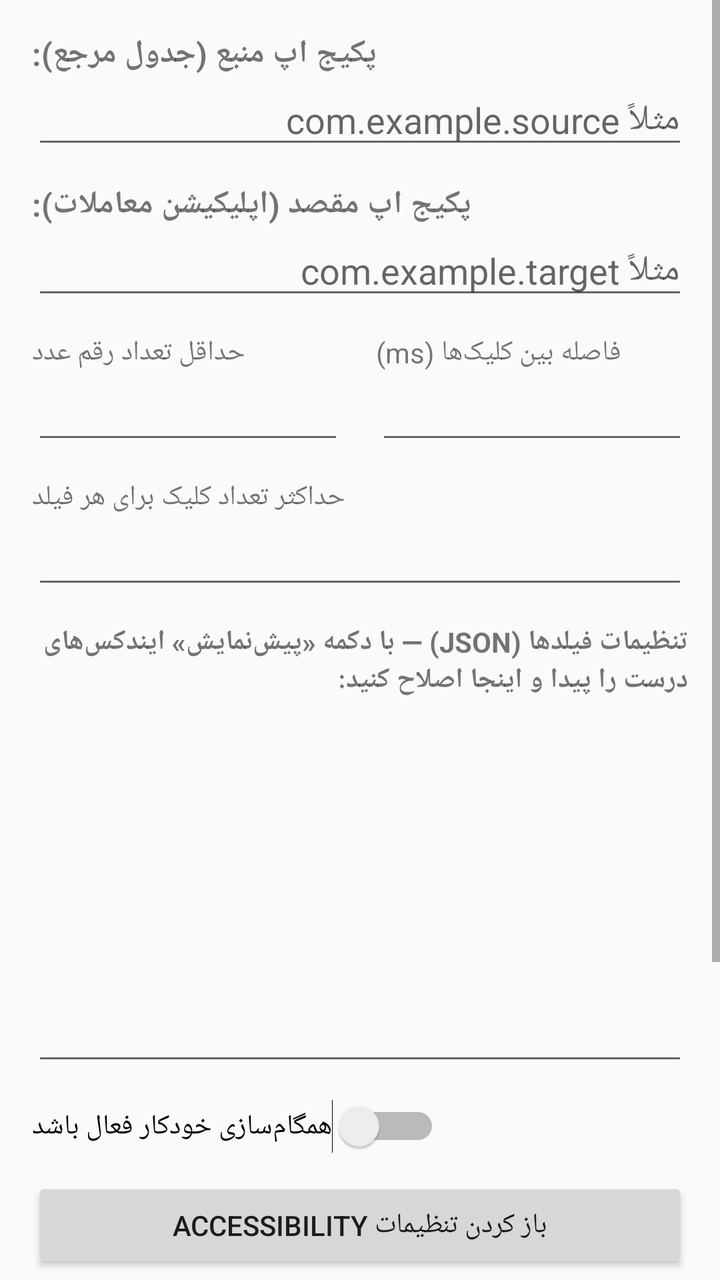
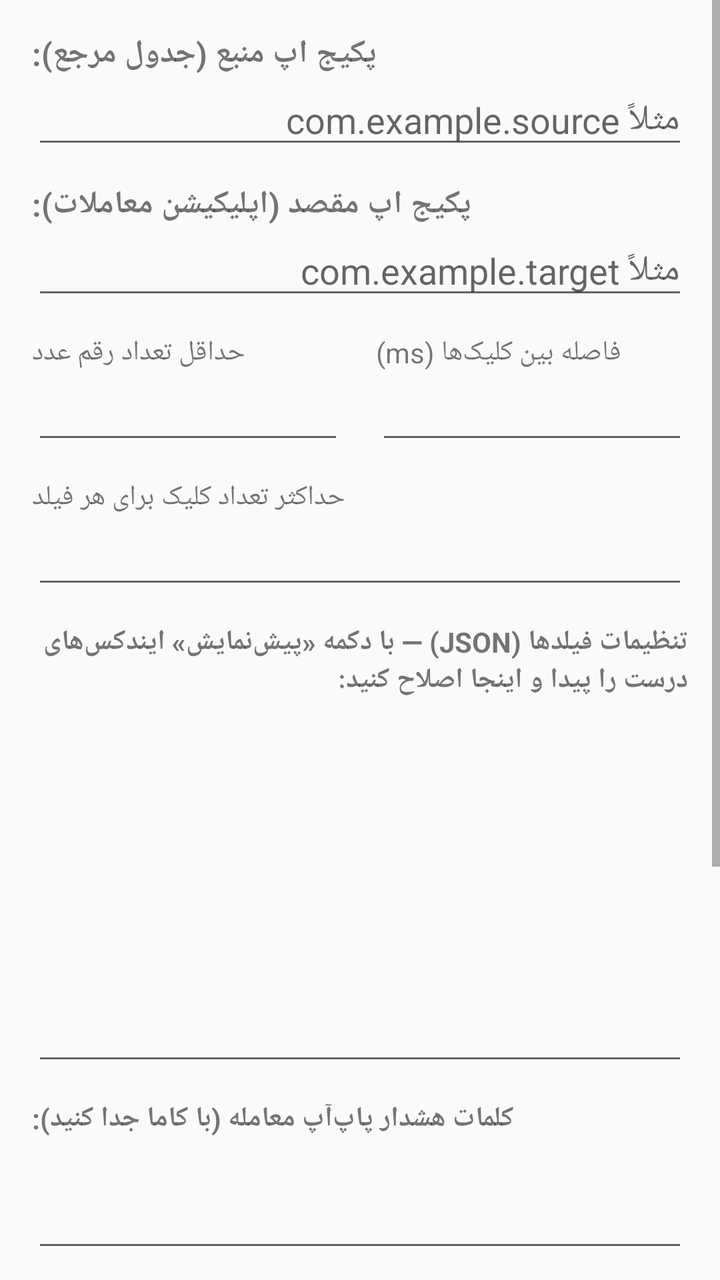

An Android layout rendered at two revisions. The XML below is the earlier revision; the diff shows what the commit changed to produce the second picture.
<!-- AndroidManifest.xml: application theme android:Theme.Material.Light.DarkActionBar -->
<!-- res/layout/activity_main.xml -->
<?xml version="1.0" encoding="utf-8"?>
<ScrollView xmlns:android="http://schemas.android.com/apk/res/android"
    android:layout_width="match_parent"
    android:layout_height="match_parent">

    <LinearLayout
        android:layout_width="match_parent"
        android:layout_height="wrap_content"
        android:orientation="vertical"
        android:padding="16dp">

        <TextView
            android:layout_width="wrap_content"
            android:layout_height="wrap_content"
            android:textStyle="bold"
            android:textSize="16sp"
            android:text="پکیج اپ منبع (جدول مرجع):" />
        <EditText
            android:id="@+id/etSourcePkg"
            android:layout_width="match_parent"
            android:layout_height="wrap_content"
            android:hint="مثلاً com.example.source" />

        <TextView
            android:layout_width="wrap_content"
            android:layout_height="wrap_content"
            android:layout_marginTop="12dp"
            android:textStyle="bold"
            android:textSize="16sp"
            android:text="پکیج اپ مقصد (اپلیکیشن معاملات):" />
        <EditText
            android:id="@+id/etTargetPkg"
            android:layout_width="match_parent"
            android:layout_height="wrap_content"
            android:hint="مثلاً com.example.target" />

        <LinearLayout
            android:layout_width="match_parent"
            android:layout_height="wrap_content"
            android:orientation="horizontal"
            android:layout_marginTop="12dp">

            <LinearLayout
                android:layout_width="0dp"
                android:layout_weight="1"
                android:layout_height="wrap_content"
                android:orientation="vertical"
                android:paddingEnd="8dp">
                <TextView
                    android:layout_width="wrap_content"
                    android:layout_height="wrap_content"
                    android:text="حداقل تعداد رقم عدد" />
                <EditText
                    android:id="@+id/etMinDigits"
                    android:layout_width="match_parent"
                    android:layout_height="wrap_content"
                    android:inputType="number" />
            </LinearLayout>

            <LinearLayout
                android:layout_width="0dp"
                android:layout_weight="1"
                android:layout_height="wrap_content"
                android:orientation="vertical"
                android:paddingStart="8dp">
                <TextView
                    android:layout_width="wrap_content"
                    android:layout_height="wrap_content"
                    android:text="فاصله بین کلیک‌ها (ms)" />
                <EditText
                    android:id="@+id/etClickDelay"
                    android:layout_width="match_parent"
                    android:layout_height="wrap_content"
                    android:inputType="number" />
            </LinearLayout>
        </LinearLayout>

        <TextView
            android:layout_width="wrap_content"
            android:layout_height="wrap_content"
            android:layout_marginTop="12dp"
            android:text="حداکثر تعداد کلیک برای هر فیلد" />
        <EditText
            android:id="@+id/etMaxClicks"
            android:layout_width="match_parent"
            android:layout_height="wrap_content"
            android:inputType="number" />

        <TextView
            android:layout_width="wrap_content"
            android:layout_height="wrap_content"
            android:layout_marginTop="12dp"
            android:textStyle="bold"
            android:text="تنظیمات فیلدها (JSON) — با دکمه «پیش‌نمایش» ایندکس‌های درست را پیدا و اینجا اصلاح کنید:" />
        <EditText
            android:id="@+id/etFieldMapJson"
            android:layout_width="match_parent"
            android:layout_height="wrap_content"
            android:minLines="8"
            android:gravity="top|start"
            android:inputType="textMultiLine" />

        <Switch
            android:id="@+id/switchAutoSync"
            android:layout_width="wrap_content"
            android:layout_height="wrap_content"
            android:layout_marginTop="12dp"
            android:text="همگام‌سازی خودکار فعال باشد" />

        <Button
            android:id="@+id/btnOpenAccessibility"
            android:layout_width="match_parent"
            android:layout_height="wrap_content"
            android:layout_marginTop="12dp"
            android:text="باز کردن تنظیمات Accessibility" />

        <Button
            android:id="@+id/btnSave"
            android:layout_width="match_parent"
            android:layout_height="wrap_content"
            android:layout_marginTop="8dp"
            android:text="ذخیره تنظیمات" />

        <Button
            android:id="@+id/btnRefreshPreview"
            android:layout_width="match_parent"
            android:layout_height="wrap_content"
            android:layout_marginTop="8dp"
            android:text="پیش‌نمایش اعداد شناسایی‌شده" />

        <Button
            android:id="@+id/btnSyncNow"
            android:layout_width="match_parent"
            android:layout_height="wrap_content"
            android:layout_marginTop="8dp"
            android:text="همگام‌سازی دستی (یک بار)" />

        <TextView
            android:id="@+id/tvPreview"
            android:layout_width="match_parent"
            android:layout_height="wrap_content"
            android:layout_marginTop="12dp"
            android:fontFamily="monospace"
            android:textIsSelectable="true"
            android:text="" />

    </LinearLayout>
</ScrollView>
<!-- resources referenced by this layout -->
<resources>

</resources>

<!-- the commit's change to res/layout/activity_main.xml (unified diff, before → after) -->
@@ -100,6 +100,20 @@
             android:gravity="top|start"
             android:inputType="textMultiLine" />
 
+        <TextView
+            android:layout_width="wrap_content"
+            android:layout_height="wrap_content"
+            android:layout_marginTop="12dp"
+            android:textStyle="bold"
+            android:text="کلمات هشدار پاپ‌آپ معامله (با کاما جدا کنید):" />
+        <EditText
+            android:id="@+id/etPauseKeywords"
+            android:layout_width="match_parent"
+            android:layout_height="wrap_content"
+            android:minLines="2"
+            android:gravity="top|start"
+            android:inputType="textMultiLine" />
+
         <Switch
             android:id="@+id/switchAutoSync"
             android:layout_width="wrap_content"
